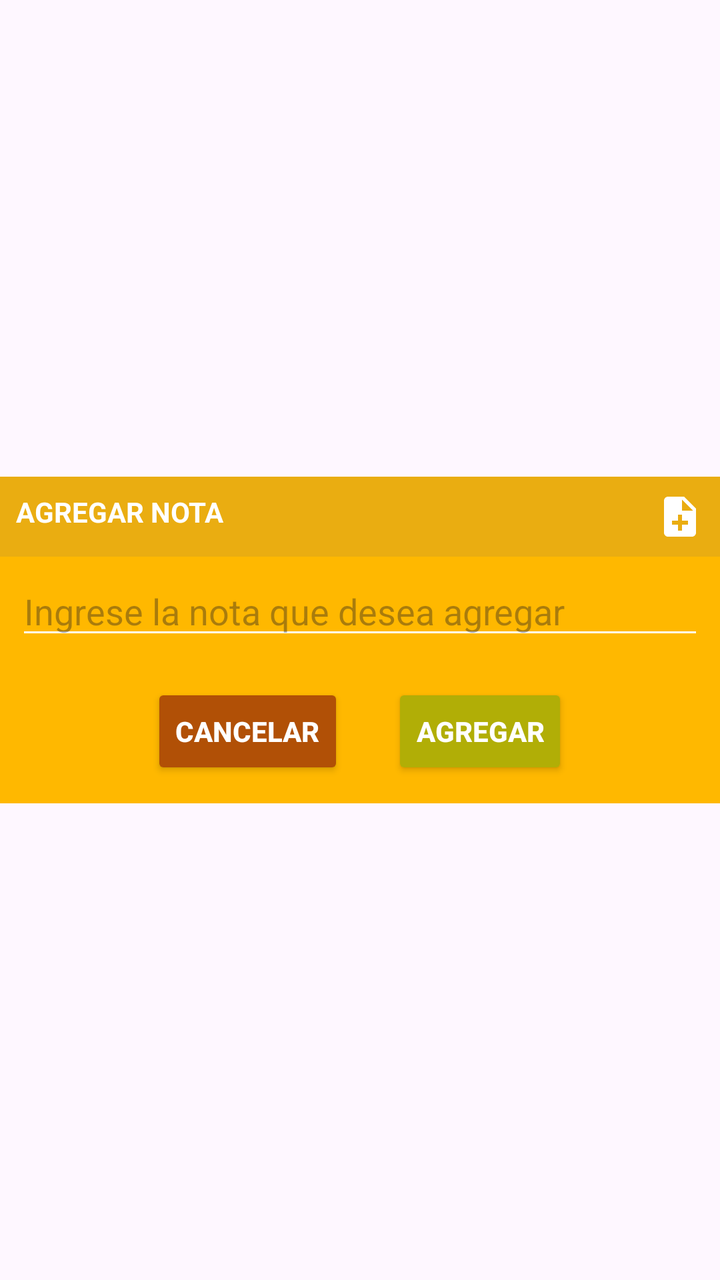
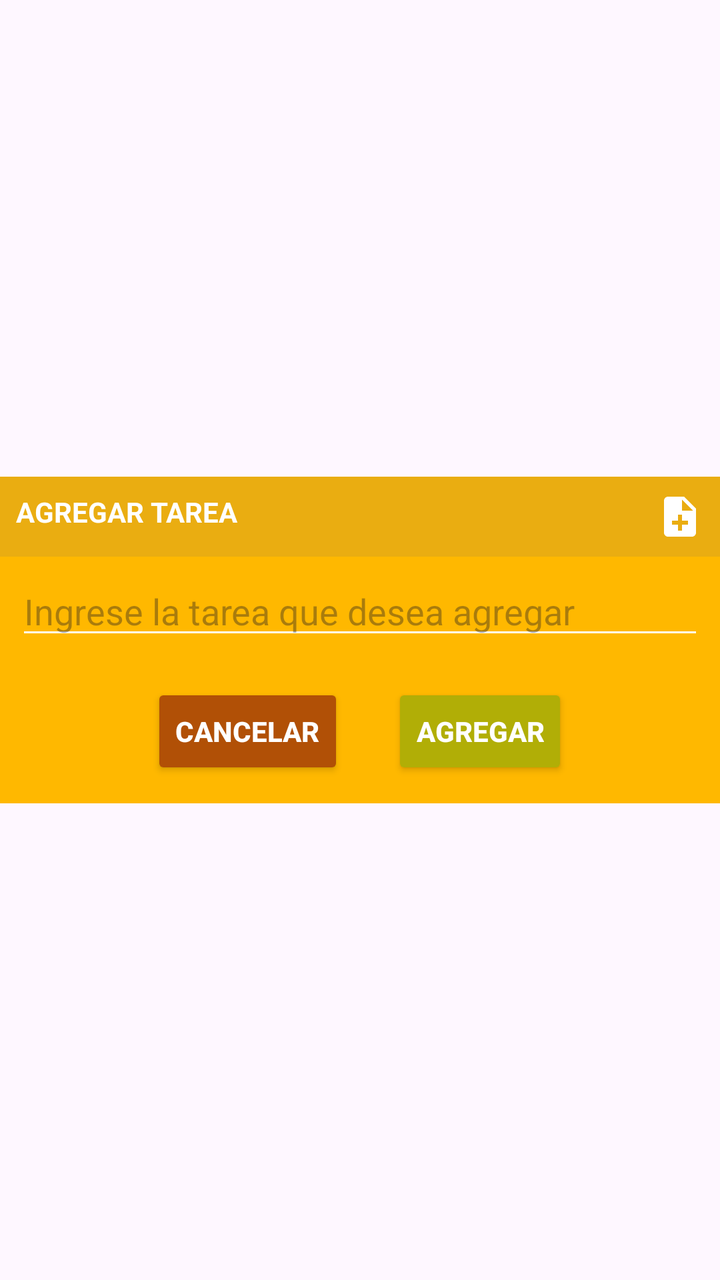

Compare the two renders of this Android layout. The source of the first and the diff that turns it into the second are given below.
<!-- AndroidManifest.xml: application theme Theme.NotasApp -->
<!-- res/layout/dialog_add_note.xml -->
<?xml version="1.0" encoding="utf-8"?>
<androidx.constraintlayout.widget.ConstraintLayout xmlns:android="http://schemas.android.com/apk/res/android"
    xmlns:app="http://schemas.android.com/apk/res-auto"
    xmlns:tools="http://schemas.android.com/tools"
    android:layout_width="match_parent"
    android:layout_height="match_parent">


    <LinearLayout
        android:layout_width="match_parent"
        android:layout_height="wrap_content"
        android:background="#FFFFB800"
        android:orientation="vertical"
        app:layout_constraintBottom_toBottomOf="parent"
        app:layout_constraintEnd_toEndOf="parent"
        app:layout_constraintStart_toStartOf="parent"
        app:layout_constraintTop_toTopOf="parent">


        <LinearLayout
            android:layout_width="match_parent"
            android:layout_height="wrap_content"
            android:orientation="horizontal"
            android:background="#FFEAAD11"
            android:padding="8dp">

            <TextView
                android:layout_width="wrap_content"
                android:layout_height="wrap_content"
                android:layout_weight="3"
                android:text="Agregar nota"
                android:textAllCaps="true"
                android:textColor="@color/white"
                android:textStyle="bold"
                tools:ignore="MissingConstraints" />

            <ImageView
                android:layout_width="24dp"
                android:layout_height="24dp"
                android:src="@drawable/note_ic"
                app:tint="@color/white" />
        </LinearLayout>

        <EditText
            android:id="@+id/et_addNote"
            android:textColor="@color/black"
            android:layout_width="match_parent"
            android:layout_height="wrap_content"
            android:inputType="textCapSentences"
            android:hint="Ingrese la nota que desea agregar"
            android:layout_marginHorizontal="8dp"
            android:layout_marginVertical="5dp"
            android:backgroundTint="@color/white" />

        <LinearLayout
            android:layout_width="match_parent"
            android:layout_height="wrap_content"
            android:orientation="horizontal"
            android:gravity="center"
            >

            <androidx.appcompat.widget.AppCompatButton
                android:id="@+id/btn_Cancel"
                android:layout_width="wrap_content"
                android:layout_height="wrap_content"
                android:layout_margin="12dp"
                android:text="Cancelar"
                android:textStyle="bold"
                android:textColor="@color/white"
                android:backgroundTint="#B15006"
                />

            <androidx.appcompat.widget.AppCompatButton
                android:id="@+id/btn_AddNote"
                android:layout_width="wrap_content"
                android:layout_height="wrap_content"
                android:layout_margin="12dp"
                android:text="Agregar"
                android:textStyle="bold"
                android:enabled="true"
                android:textColor="@color/white"
                android:backgroundTint="#B1AE06"
                />

        </LinearLayout>
    </LinearLayout>


</androidx.constraintlayout.widget.ConstraintLayout>
<!-- resources referenced by this layout -->
<resources>
  <color name="black">#FF000000</color>
  <color name="white">#FFFFFFFF</color>
  <!-- drawable note_ic (drawable) -->
  <vector android:autoMirrored="true" android:height="24dp"
      android:tint="#000000" android:viewportHeight="24"
      android:viewportWidth="24" android:width="24dp" xmlns:android="http://schemas.android.com/apk/res/android">
      <path android:fillColor="@android:color/white" android:pathData="M14,2L6,2c-1.1,0 -1.99,0.9 -1.99,2L4,20c0,1.1 0.89,2 1.99,2L18,22c1.1,0 2,-0.9 2,-2L20,8l-6,-6zM16,16h-3v3h-2v-3L8,16v-2h3v-3h2v3h3v2zM13,9L13,3.5L18.5,9L13,9z"/>
  </vector>
  <style name="Theme.NotasApp" parent="Base.Theme.NotasApp" />
  <style name="Base.Theme.NotasApp" parent="Theme.Material3.DayNight.NoActionBar">
          
          
      </style>
</resources>

<!-- the commit's change to res/layout/dialog_add_note.xml (unified diff, before → after) -->
@@ -28,7 +28,7 @@
                 android:layout_width="wrap_content"
                 android:layout_height="wrap_content"
                 android:layout_weight="3"
-                android:text="Agregar nota"
+                android:text="Agregar Tarea"
                 android:textAllCaps="true"
                 android:textColor="@color/white"
                 android:textStyle="bold"
@@ -47,7 +47,7 @@
             android:layout_width="match_parent"
             android:layout_height="wrap_content"
             android:inputType="textCapSentences"
-            android:hint="Ingrese la nota que desea agregar"
+            android:hint="Ingrese la tarea que desea agregar"
             android:layout_marginHorizontal="8dp"
             android:layout_marginVertical="5dp"
             android:backgroundTint="@color/white" />
